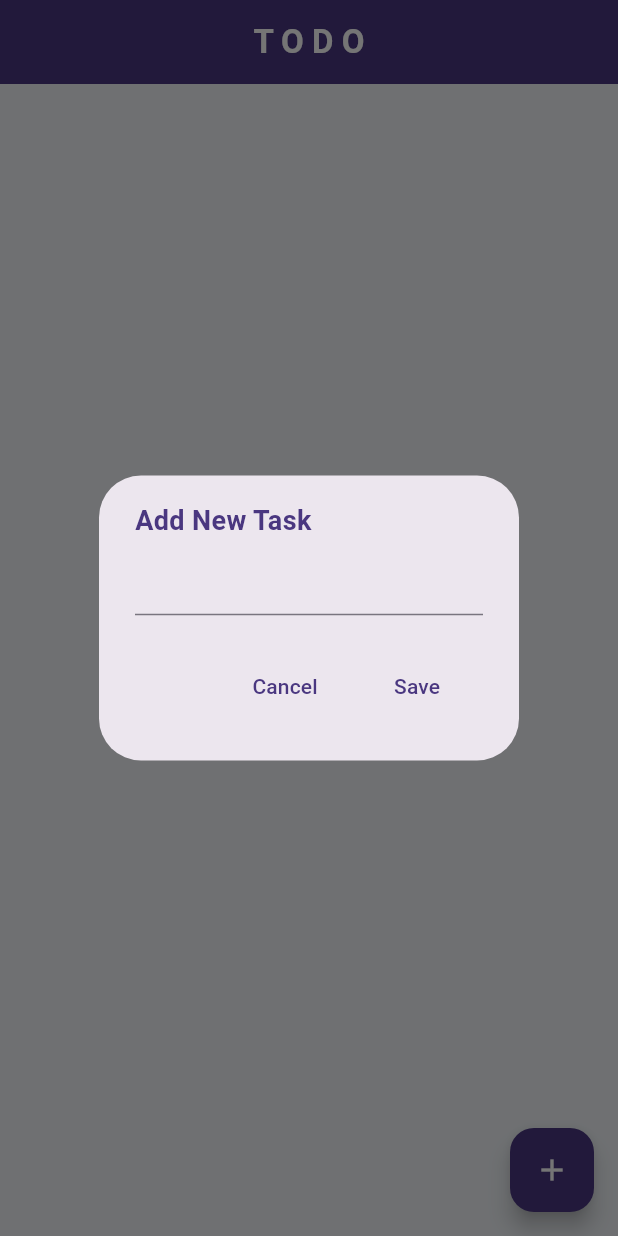
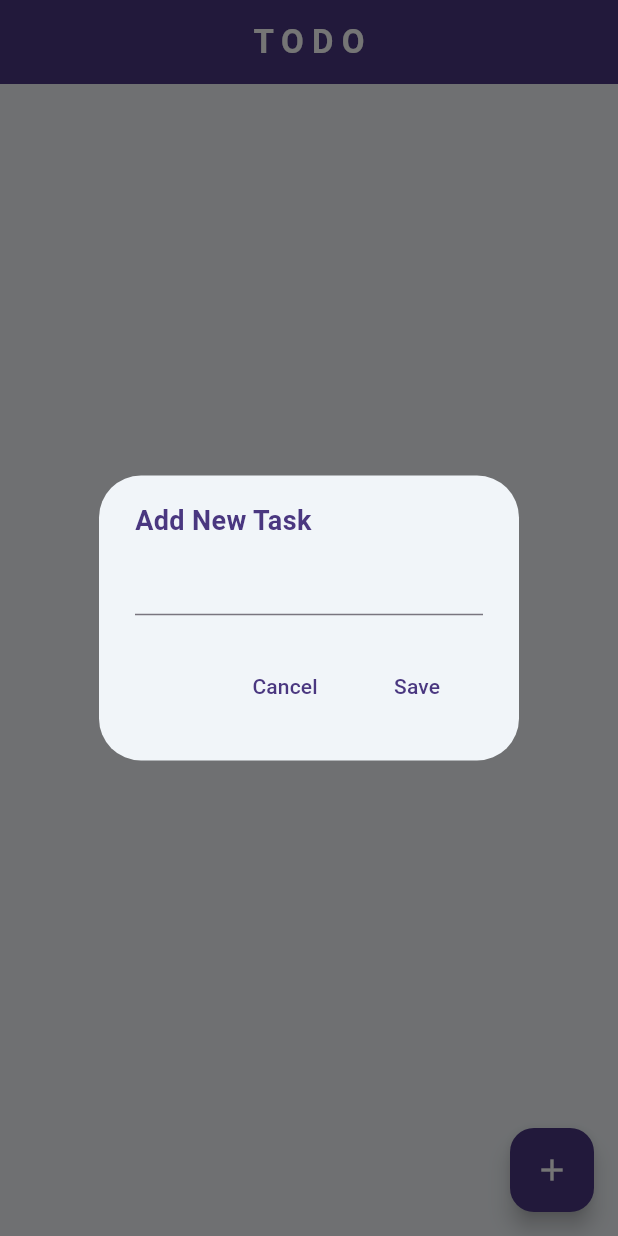
Before and after one commit to ATmilkyway/flutter_todo, a Flutter app: the screen it shows after launch, after a tap on the "add" icon, on a phone screen of 412 x 824 dp. Run offline on Flutter 3.47's test engine with Material 3 defaults, Android fonts, the phone set to English and light mode, and no system bars.

Commit message:
fear(ui): update dialogbox style

```diff
--- a/lib/util/dialog_box.dart
+++ b/lib/util/dialog_box.dart
@@ -15,6 +15,7 @@ class DialogBox extends StatelessWidget {
   @override
   Widget build(BuildContext context) {
     return AlertDialog(
+      backgroundColor: Color(0xFFF1F5F9),
       content: SizedBox(
         height: 150,
         child: Column(
```
